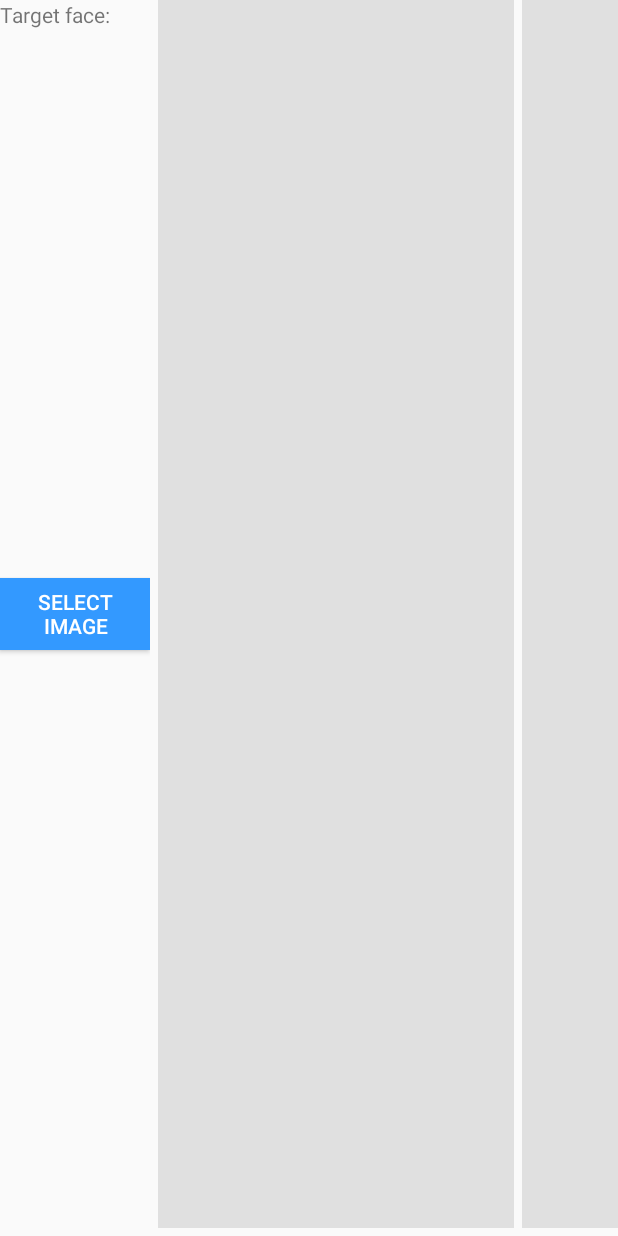
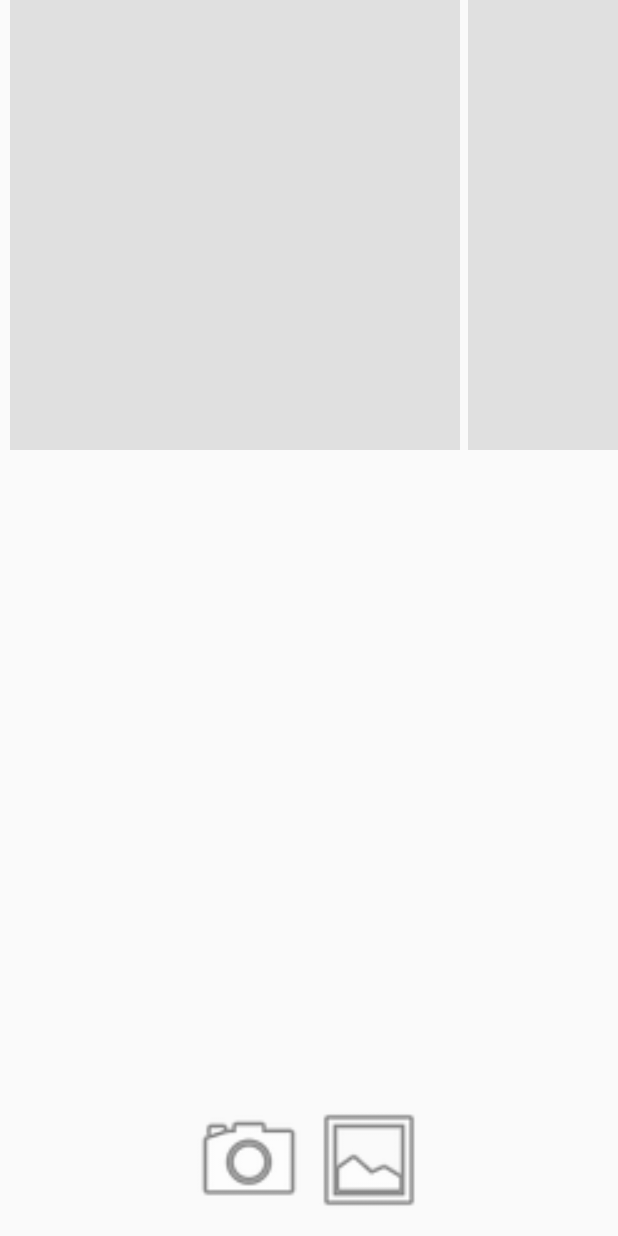
Before and after one commit to LilyMG/SimilarFace, an Android app: the layout activity_chose_image.xml on its own in the app's theme, with its tools: preview values and no code run, on a phone screen of 412 x 824 dp. Run offline under Robolectric (Android 15) with nearby library versions, the phone set to English and light mode, and no system bars.

Commit message:
a lot or tralyalya

```diff
--- a/app/src/main/AndroidManifest.xml
+++ b/app/src/main/AndroidManifest.xml
@@ -41,6 +41,10 @@
             android:label="@string/select_an_image"
             android:screenOrientation="portrait" />
         <activity
+            android:name=".ui.ChoseImageActivity"
+            android:label="@string/select_an_image"
+            android:screenOrientation="portrait" />
+        <activity
             android:name=".log.FindSimilarFaceLogActivity"
             android:label="@string/find_similar_face_log"
             android:parentActivityName=".ui.FindSimilarFaceActivity"
--- a/app/src/main/java/com/microsoft/projectoxford/face/samples/ui/MainActivity.java
+++ b/app/src/main/java/com/microsoft/projectoxford/face/samples/ui/MainActivity.java
@@ -99,7 +99,7 @@ public class MainActivity extends AppCompatActivity {
                     } else {
                         imageUri = data.getData();
                     }
-                    Intent intent = new Intent(this, PersonaLInfoActivity.class);
+                    Intent intent = new Intent(this, ChoseImageActivity.class);
                     intent.setData(imageUri);
                     setResult(RESULT_OK, intent);
                     startActivity(intent);
--- a/app/src/main/java/com/microsoft/projectoxford/face/samples/ui/PersonaLInfoActivity.java
+++ b/app/src/main/java/com/microsoft/projectoxford/face/samples/ui/PersonaLInfoActivity.java
@@ -103,7 +103,7 @@ public class PersonaLInfoActivity extends AppCompatActivity {
     }
 
     public void startSearch(View view) {
-        Intent activityIntent = new Intent(this, FindSimilarFaceActivity.class);
+        Intent activityIntent = new Intent(this, ChoseImageActivity.class);
         activityIntent.setData(intent.getData());
         startActivity(activityIntent);
     }
--- a/app/src/main/res/layout/activity_chose_image.xml
+++ b/app/src/main/res/layout/activity_chose_image.xml
@@ -1,40 +1,18 @@
 <RelativeLayout xmlns:android="http://schemas.android.com/apk/res/android"
     android:layout_width="wrap_content"
-    android:layout_height="wrap_content"
-    android:layout_marginBottom="@dimen/view_margin">
+    android:layout_height="match_parent"
+    android:layout_marginBottom="@dimen/view_margin"
+    android:gravity="center">
 
     <RelativeLayout
-        android:id="@+id/image_control"
-        android:layout_width="100dp"
-        android:layout_height="match_parent"
-        android:layout_marginEnd="@dimen/view_margin"
-        android:layout_marginRight="@dimen/view_margin">
-
-        <TextView
-            android:layout_width="match_parent"
-            android:layout_height="wrap_content"
         android:layout_alignParentLeft="true"
-            android:layout_alignParentStart="true"
-            android:layout_alignParentTop="true"
-            android:text="@string/target_face" />
-
-        <Button
-            android:id="@+id/select_image"
-            style="@style/ButtonStyle"
-            android:layout_width="match_parent"
-            android:layout_height="wrap_content"
-            android:layout_alignParentLeft="true"
-            android:layout_alignParentStart="true"
-            android:layout_centerVertical="true"
-            android:onClick="selectImage"
-            android:text="@string/select_image" />
-
-    </RelativeLayout>
+        android:layout_width="wrap_content"
+        android:layout_height="wrap_content">
 
         <ListView
             android:id="@+id/list_faces"
-        android:layout_width="64dp"
-        android:layout_height="match_parent"
+            android:layout_width="100dp"
+            android:layout_height="300dp"
             android:layout_alignParentEnd="true"
             android:layout_alignParentRight="true"
             android:background="#E0E0E0"
@@ -42,15 +20,40 @@
 
         <ImageView
             android:id="@id/image"
-        android:layout_width="match_parent"
-        android:layout_height="match_parent"
+            android:layout_width="300dp"
+            android:layout_height="300dp"
             android:layout_marginEnd="@dimen/view_margin"
             android:layout_marginRight="@dimen/view_margin"
-        android:layout_toEndOf="@+id/image_control"
             android:layout_toLeftOf="@+id/list_faces"
-        android:layout_toRightOf="@+id/image_control"
             android:layout_toStartOf="@+id/list_faces"
             android:background="#E0E0E0"
             android:contentDescription="@string/face" />
+    </RelativeLayout>
+
+    <LinearLayout
+        android:layout_centerHorizontal="true"
+        android:layout_alignParentBottom="true"
+        android:layout_width="wrap_content"
+        android:layout_height="wrap_content">
+
+
+        <ImageView
+            android:id="@+id/camera"
+            android:layout_width="80dp"
+            android:layout_height="80dp"
+            android:layout_marginBottom="@dimen/view_margin"
+            android:onClick="takePhoto"
+            android:src="@android:drawable/ic_menu_camera" />
+
+
+        <ImageView
+            android:id="@+id/gallery"
+            android:layout_width="80dp"
+            android:layout_height="80dp"
+            android:layout_marginBottom="@dimen/view_margin"
+            android:onClick="selectImageInAlbum"
+            android:src="@android:drawable/ic_menu_gallery" />
+
+    </LinearLayout>
 
 </RelativeLayout>
```
Also changed, not shown: app/src/main/java/com/microsoft/projectoxford/face/samples/ui/ChoseImageActivity.java (+157 -7 lines). Lines whose indentation alone changed are shown as unchanged.
